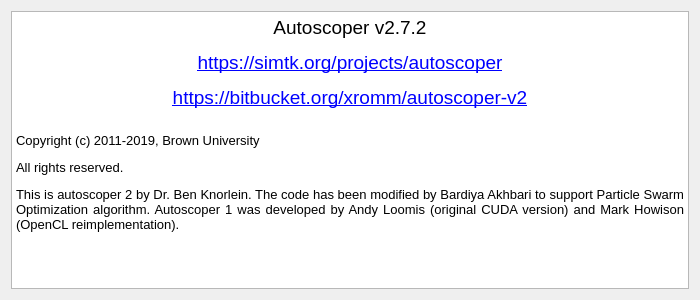
This is autoscoper/src/ui/ui-files/AboutAutoscoper.ui in BrownBiomechanics/Autoscoper as Qt 5 draws it before an edit. The edited form follows.
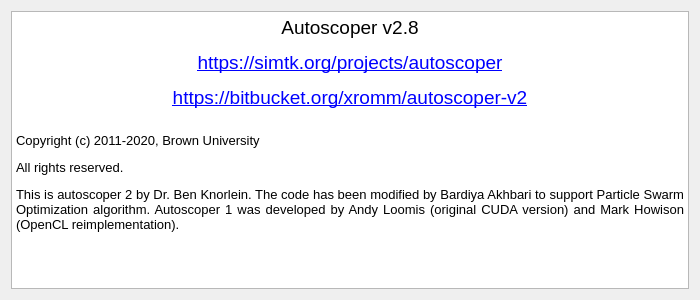
This is the edited form.

```diff
--- a/autoscoper/src/ui/ui-files/AboutAutoscoper.ui
+++ b/autoscoper/src/ui/ui-files/AboutAutoscoper.ui
@@ -65,11 +65,11 @@
       <string>&lt;!DOCTYPE HTML PUBLIC &quot;-//W3C//DTD HTML 4.0//EN&quot; &quot;http://www.w3.org/TR/REC-html40/strict.dtd&quot;&gt;
 &lt;html&gt;&lt;head&gt;&lt;meta name=&quot;qrichtext&quot; content=&quot;1&quot; /&gt;&lt;style type=&quot;text/css&quot;&gt;
 p, li { white-space: pre-wrap; }
-&lt;/style&gt;&lt;/head&gt;&lt;body style=&quot; font-family:'MS Shell Dlg 2'; font-size:7.8pt; font-weight:400; font-style:normal;&quot;&gt;
-&lt;p align=&quot;center&quot; style=&quot; margin-top:12px; margin-bottom:12px; margin-left:0px; margin-right:0px; -qt-block-indent:0; text-indent:0px;&quot;&gt;&lt;span style=&quot; font-size:14pt;&quot;&gt;Autoscoper v2.7.2&lt;/span&gt;&lt;/p&gt;
+&lt;/style&gt;&lt;/head&gt;&lt;body style=&quot; font-family:'MS Shell Dlg 2'; font-size:8.25pt; font-weight:400; font-style:normal;&quot;&gt;
+&lt;p align=&quot;center&quot; style=&quot; margin-top:12px; margin-bottom:12px; margin-left:0px; margin-right:0px; -qt-block-indent:0; text-indent:0px;&quot;&gt;&lt;span style=&quot; font-size:14pt;&quot;&gt;Autoscoper v2.8&lt;/span&gt;&lt;/p&gt;
 &lt;p align=&quot;center&quot; style=&quot; margin-top:12px; margin-bottom:12px; margin-left:0px; margin-right:0px; -qt-block-indent:0; text-indent:0px;&quot;&gt;&lt;span style=&quot; font-size:14pt; text-decoration: underline; color:#0000ff;&quot;&gt;https://simtk.org/projects/autoscoper&lt;/span&gt;&lt;/p&gt;
 &lt;p align=&quot;center&quot; style=&quot; margin-top:12px; margin-bottom:12px; margin-left:0px; margin-right:0px; -qt-block-indent:0; text-indent:0px;&quot;&gt;&lt;span style=&quot; font-size:14pt; text-decoration: underline; color:#0000ff;&quot;&gt;https://bitbucket.org/xromm/autoscoper-v2&lt;/span&gt;&lt;span style=&quot; font-size:6.6pt;&quot;&gt;&lt;br /&gt;&lt;/span&gt;&lt;/p&gt;
-&lt;p style=&quot; margin-top:12px; margin-bottom:12px; margin-left:0px; margin-right:0px; -qt-block-indent:0; text-indent:0px;&quot;&gt;&lt;span style=&quot; font-size:10pt;&quot;&gt;Copyright (c) 2011-2019, Brown University&lt;/span&gt;&lt;/p&gt;
+&lt;p style=&quot; margin-top:12px; margin-bottom:12px; margin-left:0px; margin-right:0px; -qt-block-indent:0; text-indent:0px;&quot;&gt;&lt;span style=&quot; font-size:10pt;&quot;&gt;Copyright (c) 2011-2020, Brown University&lt;/span&gt;&lt;/p&gt;
 &lt;p style=&quot; margin-top:12px; margin-bottom:12px; margin-left:0px; margin-right:0px; -qt-block-indent:0; text-indent:0px;&quot;&gt;&lt;span style=&quot; font-size:10pt;&quot;&gt;All rights reserved.&lt;/span&gt;&lt;/p&gt;
 &lt;p align=&quot;justify&quot; style=&quot; margin-top:12px; margin-bottom:12px; margin-left:0px; margin-right:0px; -qt-block-indent:0; text-indent:0px;&quot;&gt;&lt;span style=&quot; font-size:10pt;&quot;&gt;This is autoscoper 2 by Dr. Ben Knorlein. The code has been modified by Bardiya Akhbari to support Particle Swarm Optimization algorithm. Autoscoper 1 was developed by Andy Loomis (original CUDA version) and Mark Howison (OpenCL reimplementation).&lt;/span&gt;&lt;/p&gt;&lt;/body&gt;&lt;/html&gt;</string>
      </property>
```
